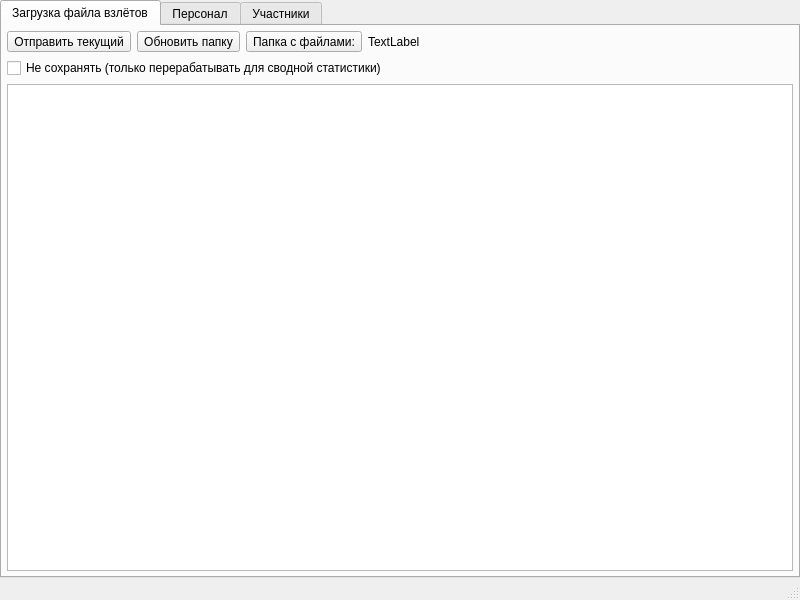
Above: manisend/mainwnd.ui from cliffanet/manifest before the change. Below: the same form after it.
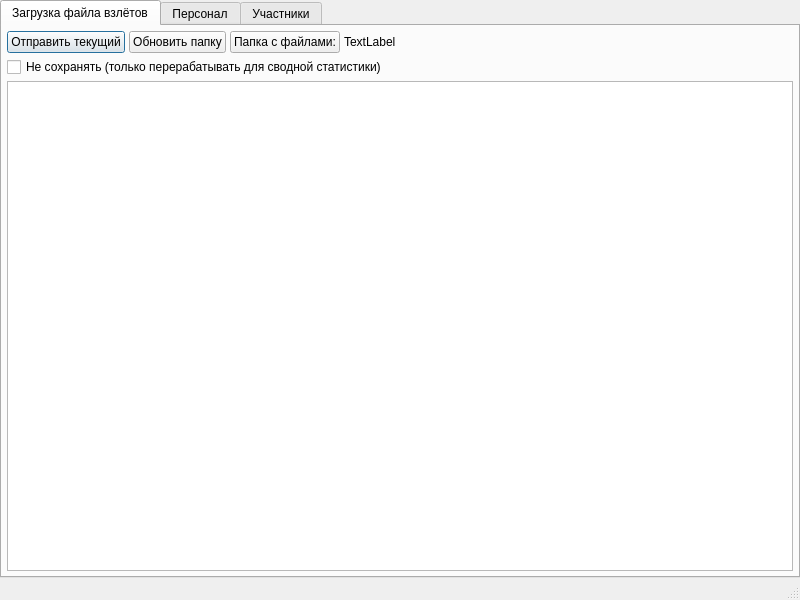
That is the form after the change.

Patch:
```diff
--- a/manisend/mainwnd.ui
+++ b/manisend/mainwnd.ui
@@ -43,6 +43,9 @@
         <string>Загрузка файла взлётов</string>
        </attribute>
        <layout class="QVBoxLayout" name="verticalLayout_2">
+        <property name="spacing">
+         <number>4</number>
+        </property>
         <property name="leftMargin">
          <number>5</number>
         </property>
@@ -61,21 +64,27 @@
            <number>0</number>
           </property>
           <item>
-           <widget class="QToolButton" name="btnFLoadSend">
+           <widget class="QPushButton" name="btnFLoadSend">
             <property name="text">
              <string>Отправить текущий</string>
             </property>
+            <property name="default">
+             <bool>true</bool>
+            </property>
+            <property name="flat">
+             <bool>false</bool>
+            </property>
            </widget>
           </item>
           <item>
-           <widget class="QToolButton" name="btnFLoadRefresh">
+           <widget class="QPushButton" name="btnFLoadRefresh">
             <property name="text">
              <string>Обновить папку</string>
             </property>
            </widget>
           </item>
           <item>
-           <widget class="QToolButton" name="btnFLoadDir">
+           <widget class="QPushButton" name="btnFLoadDir">
             <property name="text">
              <string>Папка с файлами:</string>
             </property>
@@ -88,6 +97,19 @@
             </property>
            </widget>
           </item>
+          <item>
+           <spacer name="horizontalSpacer">
+            <property name="orientation">
+             <enum>Qt::Horizontal</enum>
+            </property>
+            <property name="sizeHint" stdset="0">
+             <size>
+              <width>40</width>
+              <height>20</height>
+             </size>
+            </property>
+           </spacer>
+          </item>
          </layout>
         </item>
         <item>
```
Left out of the diff: 27 changed lines with no effect on the pictures.
